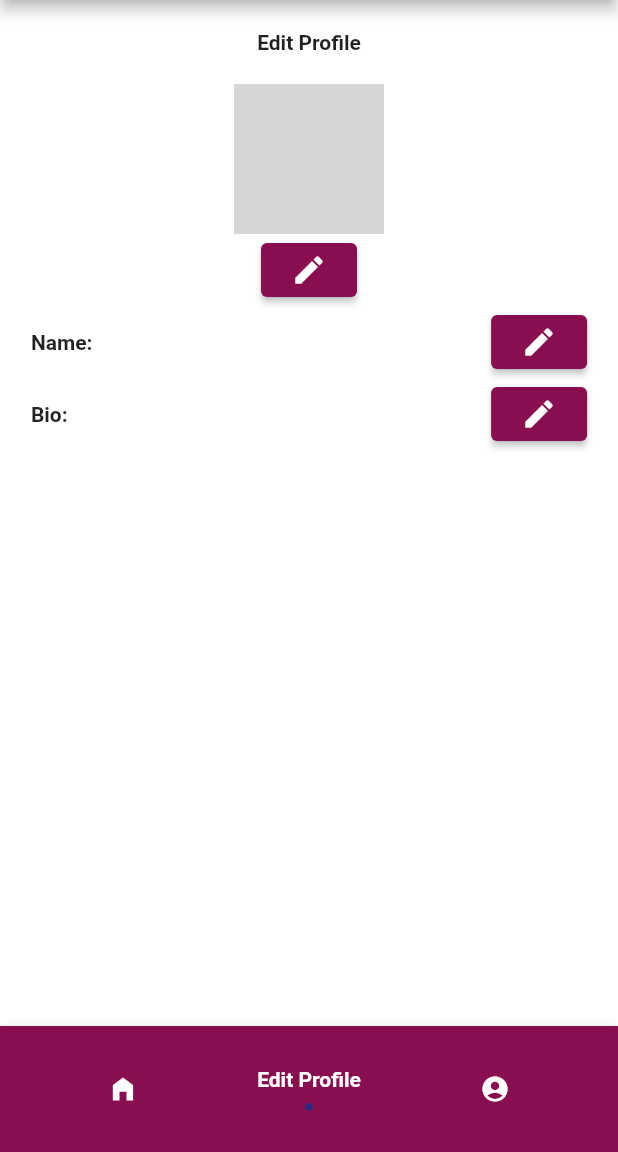
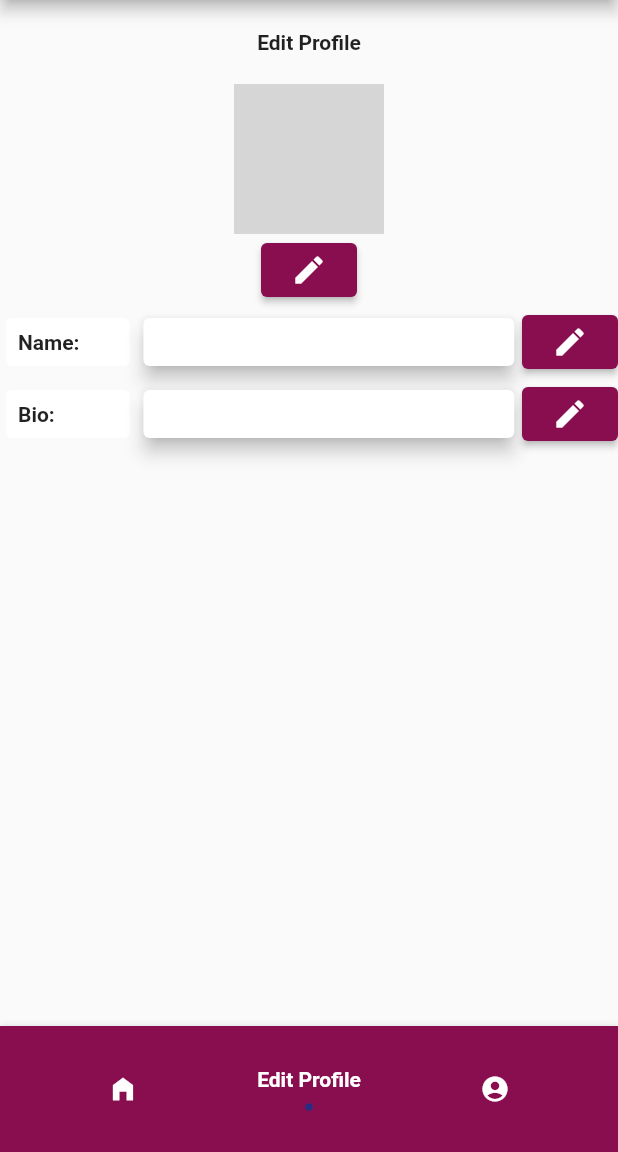
Before and after one commit to jaymalave/FlutterTask, a Flutter app: the HomePage screen opened directly, item 2 of the bottom bar chosen, on a phone screen of 412 x 824 dp, the part 84-1236 px from its top. Run offline on Flutter 3.47's test engine with Material 2 defaults, Android fonts, the phone set to English and light mode, and no system bars; our stand-ins replace anim_search_bar, cloud_firestore, firebase_auth, firebase_core, firebase_messaging, flashy_tab_bar and 4 more; missing offline and left inert: dart:html; accounts and stored records are empty; network calls fail; grey boxes are pictures that could not be loaded.

Commit message:
fix edit profile indent issues

```diff
--- a/lib/auth/auth.dart
+++ b/lib/auth/auth.dart
@@ -124,7 +124,7 @@ class _LoginViewState extends State<LoginView> {
       },
       codeAutoRetrievalTimeout: (String verificationId) {
         Navigator.pop(context);
-        Toast.show("OTP expired, try again!", context,
+        Toast.show(Constants.otpExpired, context,
             duration: Toast.LENGTH_LONG, gravity: Toast.TOP);
       },
     );
--- a/lib/utils/colors.dart
+++ b/lib/utils/colors.dart
@@ -2,10 +2,8 @@ import 'package:flutter/material.dart';
 import 'dart:ui';
 
 class AppPallete {
-  static const bgColor = Colors.white;
   static const textLight = Colors.white;
   static const textDark = Colors.black;
-  static const swatch = Colors.black;
   static const Map<int, Color> color = {
     50: Color.fromRGBO(136, 14, 79, .1),
     100: Color.fromRGBO(136, 14, 79, .2),
--- a/lib/utils/constants.dart
+++ b/lib/utils/constants.dart
@@ -12,4 +12,11 @@ class Constants {
   static const formBio = 'Tell us about yourself';
   static const profileHead = 'Profile Page';
   static const editProfileHead = 'Edit Profile';
+  static const userVerified = 'User Verified';
+  static const otpExpired = 'OTP expired, try again!';
+  static const carDetails = 'Car details';
+  static const appHead = 'Flutter Task App';
+  static const home = 'Home';
+  static const editProfile = 'Edit Profile';
+  static const profile = 'Profile';
 }
--- a/lib/views/car_view.dart
+++ b/lib/views/car_view.dart
@@ -1,4 +1,5 @@
 import 'package:flutter/material.dart';
+import 'package:flutter_task/utils/constants.dart';
 import 'package:flutter_task/views/home_page.dart';
 
 class CarView extends StatelessWidget {
@@ -10,7 +11,7 @@ class CarView extends StatelessWidget {
   Widget build(BuildContext context) {
     return Scaffold(
       appBar: AppBar(
-        title: const Text("Car Details"),
+        title: const Text(Constants.carDetails),
         automaticallyImplyLeading: false,
       ),
       body: Column(
--- a/lib/views/edit_profile.dart
+++ b/lib/views/edit_profile.dart
@@ -78,19 +78,42 @@ class _EditProfileState extends State<EditProfile> {
         ),
         Center(
           child: SizedBox(
-            width: MediaQuery.of(context).size.width * 0.9,
+            width: MediaQuery.of(context).size.width * 1,
             child: Row(
               mainAxisAlignment: MainAxisAlignment.spaceBetween,
               children: [
-                const Text(
+                Card(
+                  elevation: 0,
+                  child: SizedBox(
+                  width: MediaQuery.of(context).size.width * 0.2,
+                    child: Padding(
+                      padding: const EdgeInsets.all(8.0),
+                      child: const Text(
                         "Name:",
                         style: TextStyle(fontWeight: FontWeight.bold),
                       ),
+                    ),
+                  ),
+                ),
                 // Text(userDataController.name),
-                SizedBox(
-                  width: MediaQuery.of(context).size.width * 0.4,
-                  child: Text(userDataController.name),
+                Card(
+                  shadowColor: Colors.black,
+                  elevation: 5,
+                  child: SizedBox(
+                    width: MediaQuery.of(context).size.width * 0.6,
+                    child: Align(
+                      alignment: Alignment.centerLeft,
+                      child: Padding(
+                        padding: const EdgeInsets.all(8.0),
+                        child: Text(
+                          userDataController.name,
+                          textAlign: TextAlign.left,
                         ),
+                      ),
+                    ),
+                  ),
+                ),
+
                 ElevatedButton(
                   onPressed: () {
                     showDialog(
@@ -115,7 +138,8 @@ class _EditProfileState extends State<EditProfile> {
                             ),
                           ],
                         ),
-                            ));
+                      ),
+                    );
                   },
                   child: const Icon(
                     Icons.edit,
@@ -126,14 +150,39 @@ class _EditProfileState extends State<EditProfile> {
           ),
         ),
         SizedBox(
-          width: MediaQuery.of(context).size.width * 0.9,
+          width: MediaQuery.of(context).size.width * 1,
           child: Row(
             mainAxisAlignment: MainAxisAlignment.spaceBetween,
             children: [
-              const Text("Bio:", style: TextStyle(fontWeight: FontWeight.bold)),
-              SizedBox(
-                width: MediaQuery.of(context).size.width * 0.4,
-                child: Text(userDataController.bio),
+               Card(
+                elevation: 0,
+                child: SizedBox(
+                  width: MediaQuery.of(context).size.width * 0.2,
+                  child: Padding(
+                    padding: const EdgeInsets.all(8.0),
+                    child: const Text(
+                      "Bio:",
+                      style: TextStyle(fontWeight: FontWeight.bold),
+                    ),
+                  ),
+                ),
+              ),
+              Card(
+                shadowColor: Colors.black,
+                elevation: 5,
+                child: SizedBox(
+                  width: MediaQuery.of(context).size.width * 0.6,
+                  child: Align(
+                    alignment: Alignment.center,
+                    child: Padding(
+                      padding: const EdgeInsets.all(8.0),
+                      child: Text(
+                        userDataController.bio,
+                        textAlign: TextAlign.left,
+                      ),
+                    ),
+                  ),
+                ),
               ),
               ElevatedButton(
                 onPressed: () {
--- a/lib/views/home.dart
+++ b/lib/views/home.dart
@@ -2,6 +2,7 @@ import 'package:flutter/material.dart';
 import 'package:flutter_task/utils/car_data.dart';
 import 'package:flutter_task/utils/colors.dart';
 import 'package:anim_search_bar/anim_search_bar.dart';
+import 'package:flutter_task/utils/constants.dart';
 import 'package:flutter_task/views/car_view.dart';
 
 class Home extends StatefulWidget {
@@ -110,7 +111,7 @@ class _HomeState extends State<Home> {
                                   ),
                                 );
                               },
-                              child: const Text("Check details"),
+                              child: const Text(Constants.carDetails),
                             ),
                           ],
                         ),
--- a/lib/views/home_page.dart
+++ b/lib/views/home_page.dart
@@ -2,6 +2,7 @@ import 'package:flashy_tab_bar/flashy_tab_bar.dart';
 import 'package:flutter/material.dart';
 import 'package:flutter_task/controllers/userdata_controller.dart';
 import 'package:flutter_task/utils/colors.dart';
+import 'package:flutter_task/utils/constants.dart';
 import 'package:flutter_task/views/edit_profile.dart';
 import 'package:flutter_task/views/home.dart';
 import 'package:flutter_task/views/profile_setup.dart';
@@ -28,7 +29,6 @@ class _HomePageState extends State<HomePage> {
     return WillPopScope(
       onWillPop: () async => false,
       child: Scaffold(
-        backgroundColor: AppPallete.bgColor,
         bottomNavigationBar: FlashyTabBar(
           backgroundColor: AppPallete.color[900],
           selectedIndex: _currentIndex,
@@ -38,26 +38,39 @@ class _HomePageState extends State<HomePage> {
           }),
           items: [
             FlashyTabBarItem(
-              icon: const Icon(Icons.home_filled, color: AppPallete.textLight,),
-              title: const Text('Home', style: TextStyle(color: AppPallete.textLight)),
+              icon: const Icon(
+                Icons.home_filled,
+                color: AppPallete.textLight,
+              ),
+              title: const Text(Constants.home,
+                  style: TextStyle(color: AppPallete.textLight)),
             ),
             FlashyTabBarItem(
-              icon: const Icon(Icons.edit_outlined, color: AppPallete.textLight,),
-              title: const Text('Edit Profile', style: TextStyle(color: AppPallete.textLight)),
+              icon: const Icon(
+                Icons.edit_outlined,
+                color: AppPallete.textLight,
+              ),
+              title: const Text(Constants.editProfile,
+                  style: TextStyle(color: AppPallete.textLight)),
             ),
             FlashyTabBarItem(
-              icon: const Icon(Icons.account_circle, color: AppPallete.textLight,),
-              title: const Text('Profile', style: TextStyle(color: AppPallete.textLight)),
+              icon: const Icon(
+                Icons.account_circle,
+                color: AppPallete.textLight,
+              ),
+              title: const Text(
+                Constants.editProfile,
+                style: TextStyle(color: AppPallete.textLight),
+              ),
             ),
-
           ],
         ),
         body: tabs[_currentIndex],
         appBar: AppBar(
           centerTitle: true,
-          title: const Text("Flutter Task App"),
+          title: const Text(Constants.appHead),
           automaticallyImplyLeading: false,
-          ),
+        ),
       ),
     );
   }
```
Lines whose indentation alone changed are shown as unchanged.
